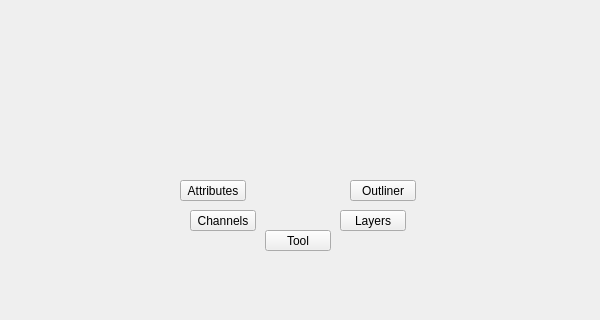
Old version of the form ui/1_base_menus/editors.ui in the repository m3trik/Scripts_portable; both pictures show x 0 to 600 and y 110 to 430 of the 600 by 600 pixel window.
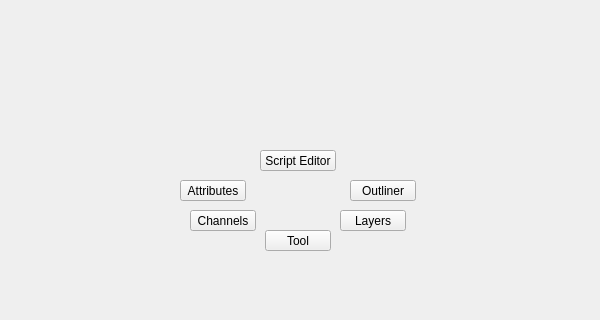
New version of the form.

```diff
--- a/ui/1_base_menus/editors.ui
+++ b/ui/1_base_menus/editors.ui
@@ -252,6 +252,37 @@
        <string>Layers</string>
       </property>
      </widget>
+     <widget class="QPushButton" name="v005">
+      <property name="geometry">
+       <rect>
+        <x>105</x>
+        <y>0</y>
+        <width>76</width>
+        <height>21</height>
+       </rect>
+      </property>
+      <property name="minimumSize">
+       <size>
+        <width>0</width>
+        <height>21</height>
+       </size>
+      </property>
+      <property name="maximumSize">
+       <size>
+        <width>16777215</width>
+        <height>21</height>
+       </size>
+      </property>
+      <property name="toolTip">
+       <string/>
+      </property>
+      <property name="whatsThis">
+       <string>dynLayout</string>
+      </property>
+      <property name="text">
+       <string>Script Editor</string>
+      </property>
+     </widget>
     </widget>
    </widget>
   </widget>
```
